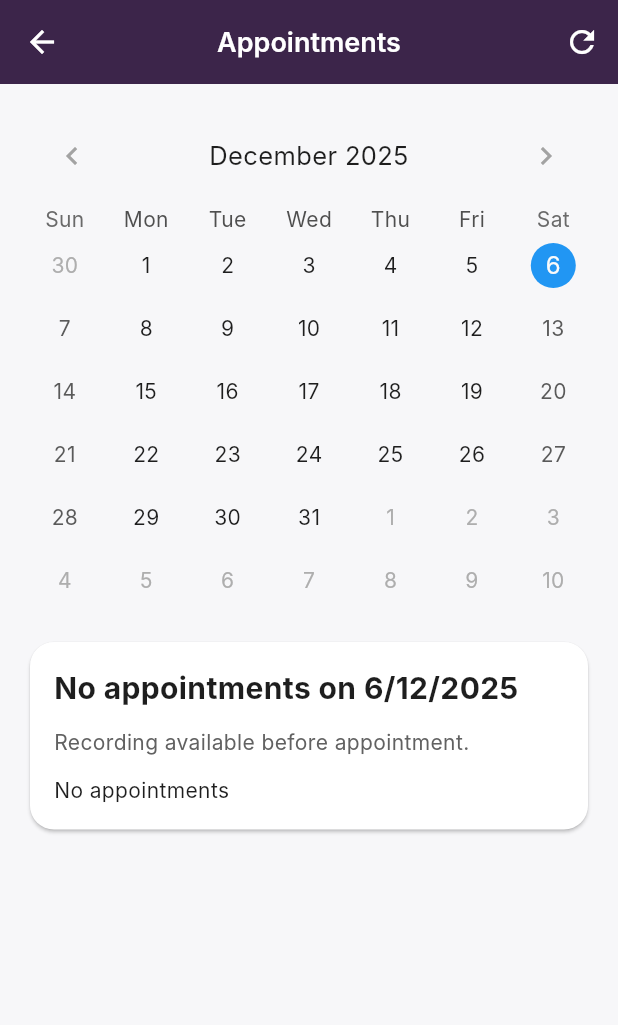
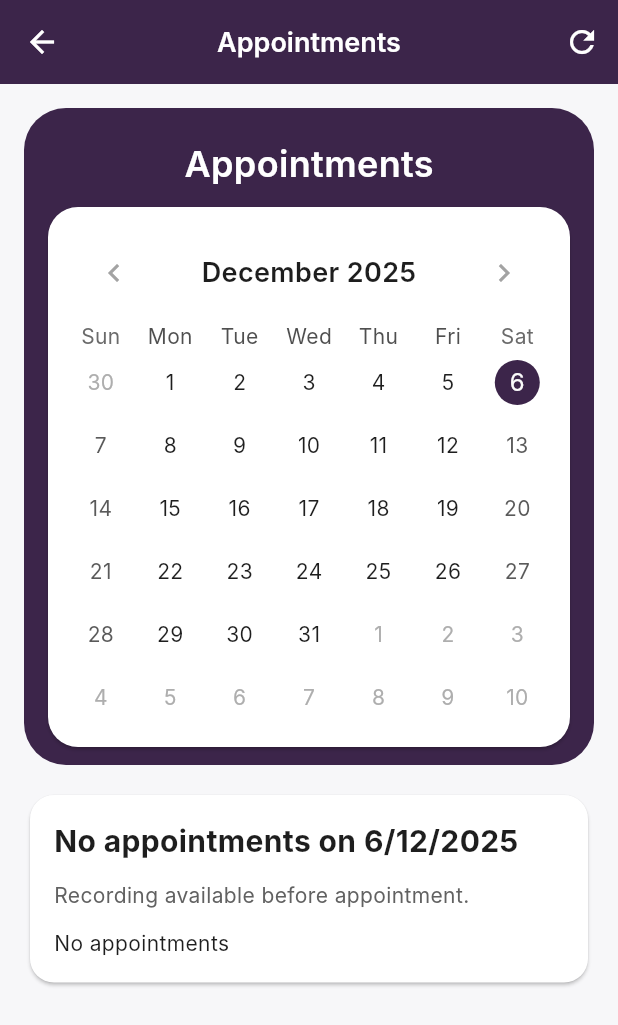
Before and after one commit to kusyuk/ema, a Flutter app: the CalendarHomePage screen opened directly, on a phone screen of 412 x 824 dp. Shown: the top 1025 px of the screen. Run offline on Flutter 3.47's test engine with Material 3 defaults, Android fonts, the phone set to English and light mode, and no system bars; drawn by our look-alikes of table_calendar; our stand-ins replace dio, equatable, flutter_dotenv, flutter_local_notifications, flutter_tts, get_it and 8 more; missing offline and left inert: record; accounts and stored records are empty; Roboto replaces fonts that are missing (Inter).

Commit message:
Phase 11: UI Update

```diff
--- a/lib/presentation/pages/calendar_home_page.dart
+++ b/lib/presentation/pages/calendar_home_page.dart
@@ -8,6 +8,7 @@ import '../../domain/usecases/appointments/get_appointments.dart';
 import 'appointment_form_page.dart';
 import 'appointment_detail_page.dart';
 import 'recording_page.dart';
+import '../../core/theme/app_theme.dart';
 
 class CalendarHomePage extends StatefulWidget {
   const CalendarHomePage({super.key});
@@ -205,14 +206,43 @@ class CalendarHomePageState extends State<CalendarHomePage> {
       child: ListView(
         padding: const EdgeInsets.all(16),
         children: [
-          TableCalendar<Appointment>(
+          Container(
+            decoration: BoxDecoration(
+              color: AppTheme.primaryDark,
+              borderRadius: BorderRadius.circular(28),
+            ),
+            padding: const EdgeInsets.symmetric(horizontal: 16, vertical: 12),
+            child: Column(
+              children: [
+                const SizedBox(height: 8),
+                const Text(
+                  'Appointments',
+                  style: TextStyle(
+                    fontSize: 24,
+                    fontWeight: FontWeight.w600,
+                    color: AppTheme.primaryLight,
+                  ),
+                ),
+                const SizedBox(height: 12),
+                Card(
+                  color: AppTheme.primaryLight,
+                  shape: RoundedRectangleBorder(
+                    borderRadius: BorderRadius.circular(20),
+                  ),
+                  margin: EdgeInsets.zero,
+                  child: Padding(
+                    padding: const EdgeInsets.all(12),
+                    child: TableCalendar<Appointment>(
                       firstDay: DateTime(2020),
                       lastDay: DateTime(2030),
                       focusedDay: _focusedDay,
-            selectedDayPredicate: (day) => isSameDay(day, _selectedDay),
+                      selectedDayPredicate: (day) =>
+                          isSameDay(day, _selectedDay),
                       eventLoader: _eventsForDay,
                       calendarFormat: CalendarFormat.month,
-            availableCalendarFormats: const {CalendarFormat.month: 'Month'},
+                      availableCalendarFormats: const {
+                        CalendarFormat.month: 'Month',
+                      },
                       sixWeekMonthsEnforced: true,
                       rowHeight: 42,
                       daysOfWeekHeight: 20,
@@ -224,17 +254,39 @@ class CalendarHomePageState extends State<CalendarHomePage> {
                       },
                       calendarStyle: const CalendarStyle(
                         todayDecoration: BoxDecoration(
-                color: Colors.orange,
+                          color: AppTheme.accent,
                           shape: BoxShape.circle,
                         ),
                         selectedDecoration: BoxDecoration(
-                color: Colors.blue,
+                          color: AppTheme.primaryDark,
+                          shape: BoxShape.circle,
+                        ),
+                        markerDecoration: BoxDecoration(
+                          color: AppTheme.accent,
                           shape: BoxShape.circle,
                         ),
                       ),
                       headerStyle: const HeaderStyle(
                         formatButtonVisible: false,
                         titleCentered: true,
+                        titleTextStyle: TextStyle(
+                          color: AppTheme.textPrimaryDark,
+                          fontSize: 18,
+                          fontWeight: FontWeight.w600,
+                        ),
+                        leftChevronIcon: Icon(
+                          Icons.chevron_left,
+                          color: AppTheme.iconDefault,
+                        ),
+                        rightChevronIcon: Icon(
+                          Icons.chevron_right,
+                          color: AppTheme.iconDefault,
+                        ),
+                      ),
+                    ),
+                  ),
+                ),
+              ],
             ),
           ),
           const SizedBox(height: 16),
@@ -273,7 +325,9 @@ class CalendarHomePageState extends State<CalendarHomePage> {
             ),
             const SizedBox(height: 12),
             if (startableAppt != null)
-              ElevatedButton.icon(
+              SizedBox(
+                width: double.infinity,
+                child: ElevatedButton(
                   onPressed: () {
                     Navigator.of(context).push(
                       MaterialPageRoute(
@@ -282,8 +336,16 @@ class CalendarHomePageState extends State<CalendarHomePage> {
                       ),
                     );
                   },
-                icon: const Icon(Icons.mic),
-                label: const Text('Start Recording'),
+                  style: ElevatedButton.styleFrom(
+                    backgroundColor: AppTheme.accent,
+                    foregroundColor: AppTheme.primaryLight,
+                    shape: RoundedRectangleBorder(
+                      borderRadius: BorderRadius.circular(40),
+                    ),
+                    padding: const EdgeInsets.symmetric(vertical: 16),
+                  ),
+                  child: const Text('Record Session'),
+                ),
               )
             else if (!isPast)
               Text(
```
Lines whose indentation alone changed are shown as unchanged.
